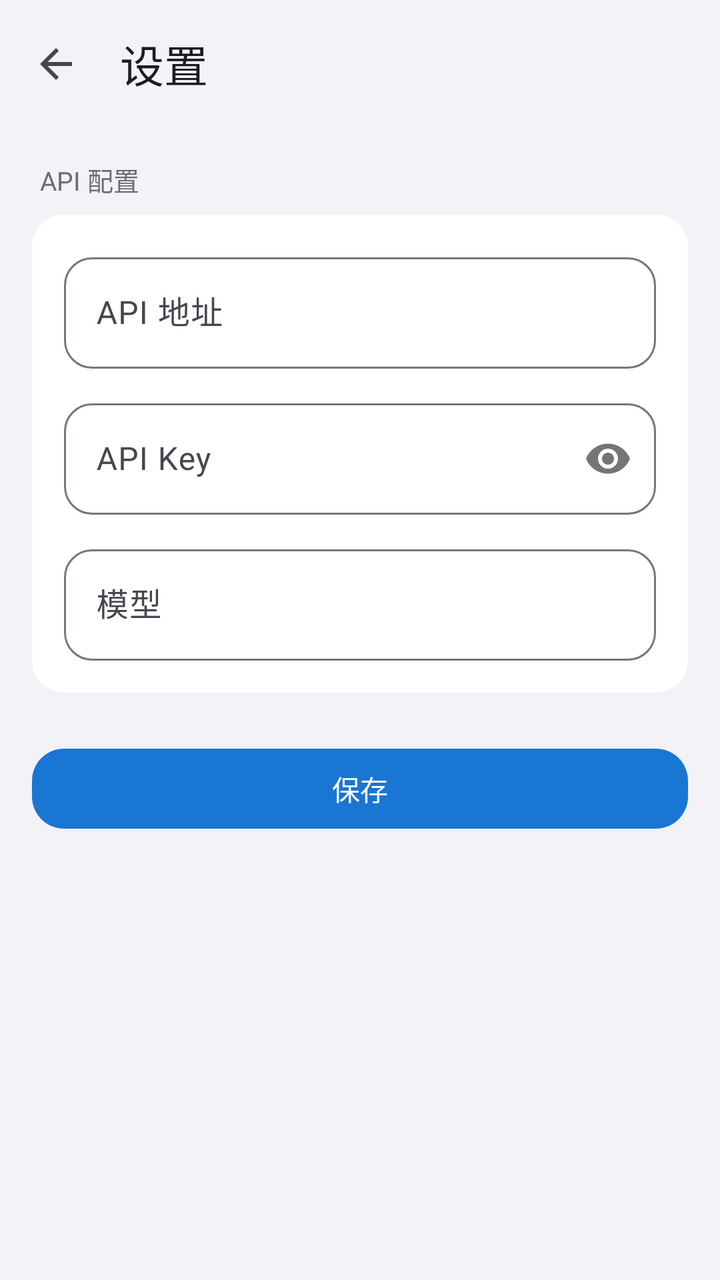
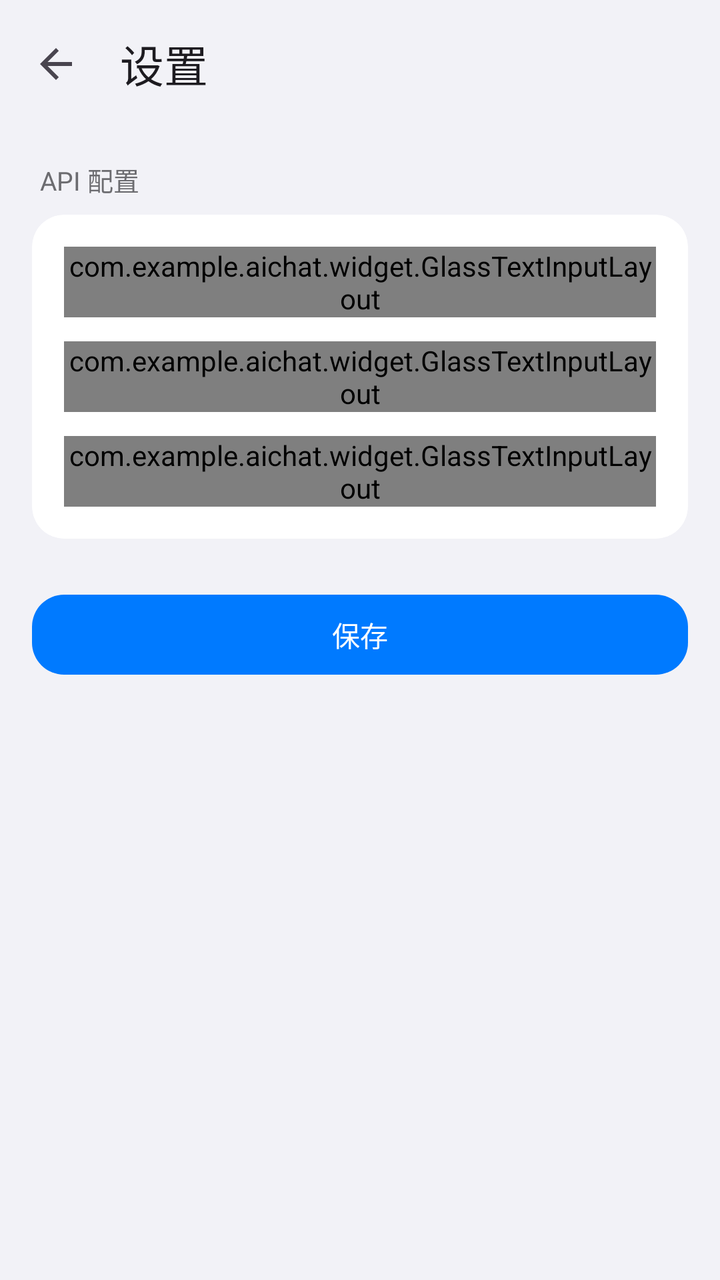

The first picture is an Android layout as it rendered before a commit; the second is the same layout after the commit. The layout source and the unified diff follow.
<!-- AndroidManifest.xml: activity theme Theme.AIChat -->
<!-- res/layout/activity_config.xml -->
<?xml version="1.0" encoding="utf-8"?>
<LinearLayout xmlns:android="http://schemas.android.com/apk/res/android"
    xmlns:app="http://schemas.android.com/apk/res-auto"
    android:layout_width="match_parent"
    android:layout_height="match_parent"
    android:orientation="vertical"
    android:background="@color/ios_grouped_bg">

    <com.google.android.material.appbar.MaterialToolbar
        android:id="@+id/toolbar"
        android:layout_width="match_parent"
        android:layout_height="?attr/actionBarSize"
        android:background="@color/ios_grouped_bg"
        app:elevation="0dp"
        app:title="@string/settings"
        app:navigationIcon="?attr/homeAsUpIndicator" />

    <ScrollView
        android:layout_width="match_parent"
        android:layout_height="match_parent">

        <LinearLayout
            android:layout_width="match_parent"
            android:layout_height="wrap_content"
            android:orientation="vertical"
            android:paddingBottom="32dp">

            <TextView
                android:layout_width="match_parent"
                android:layout_height="wrap_content"
                android:text="API 配置"
                android:textSize="13sp"
                android:textColor="@color/ios_section_label"
                android:paddingStart="20dp"
                android:paddingEnd="20dp"
                android:paddingTop="16dp"
                android:paddingBottom="8dp" />

            <com.google.android.material.card.MaterialCardView
                android:layout_width="match_parent"
                android:layout_height="wrap_content"
                android:layout_marginStart="16dp"
                android:layout_marginEnd="16dp"
                app:cardElevation="0dp"
                app:cardBackgroundColor="@color/ios_cell_bg"
                app:cardCornerRadius="16dp"
                app:strokeWidth="0dp">

                <LinearLayout
                    android:layout_width="match_parent"
                    android:layout_height="wrap_content"
                    android:orientation="vertical"
                    android:padding="16dp">

                    <com.google.android.material.textfield.TextInputLayout
                        android:layout_width="match_parent"
                        android:layout_height="wrap_content"
                        android:hint="@string/api_url"
                        style="@style/Widget.AIChat.TextInputLayout">
                        <com.google.android.material.textfield.TextInputEditText
                            android:id="@+id/editApiUrl"
                            android:layout_width="match_parent"
                            android:layout_height="wrap_content"
                            android:inputType="textUri" />
                    </com.google.android.material.textfield.TextInputLayout>

                    <com.google.android.material.textfield.TextInputLayout
                        android:layout_width="match_parent"
                        android:layout_height="wrap_content"
                        android:layout_marginTop="12dp"
                        android:hint="@string/api_key"
                        style="@style/Widget.AIChat.TextInputLayout"
                        app:passwordToggleEnabled="true">
                        <com.google.android.material.textfield.TextInputEditText
                            android:id="@+id/editApiKey"
                            android:layout_width="match_parent"
                            android:layout_height="wrap_content"
                            android:inputType="textPassword" />
                    </com.google.android.material.textfield.TextInputLayout>

                    <com.google.android.material.textfield.TextInputLayout
                        android:layout_width="match_parent"
                        android:layout_height="wrap_content"
                        android:layout_marginTop="12dp"
                        android:hint="@string/model"
                        style="@style/Widget.AIChat.TextInputLayout">
                        <com.google.android.material.textfield.TextInputEditText
                            android:id="@+id/editModel"
                            android:layout_width="match_parent"
                            android:layout_height="wrap_content"
                            android:inputType="text" />
                    </com.google.android.material.textfield.TextInputLayout>

                </LinearLayout>
            </com.google.android.material.card.MaterialCardView>

            <com.google.android.material.button.MaterialButton
                android:id="@+id/btnSave"
                android:layout_width="match_parent"
                android:layout_height="wrap_content"
                android:layout_marginStart="16dp"
                android:layout_marginEnd="16dp"
                android:layout_marginTop="24dp"
                app:cornerRadius="16dp"
                android:text="@string/save" />

        </LinearLayout>
    </ScrollView>
</LinearLayout>
<!-- resources referenced by this layout -->
<resources>
  <style name="Theme.AIChat" parent="Theme.Material3.DayNight.NoActionBar">
          <item name="colorPrimary">@color/primary</item>
          <item name="colorPrimaryContainer">?attr/colorPrimaryLight</item>
          <item name="colorOnPrimary">@color/on_primary</item>
          <item name="colorSurface">@color/surface</item>
          <item name="colorPrimarySubtle">@color/primary_blue_subtle</item>
          <item name="colorPrimaryLight">@color/primary_blue_light</item>
          <item name="colorPrimaryDeep">@color/primary_blue_deep</item>
          <item name="materialAlertDialogTheme">@style/ThemeOverlay.AIChat.MaterialAlertDialog</item>
          <item name="alertDialogTheme">@style/ThemeOverlay.AIChat.MaterialAlertDialog</item>
          
          <item name="materialSwitchStyle">@style/Widget.AIChat.Switch</item>
          <item name="radioButtonStyle">@style/Widget.AIChat.RadioButton</item>
      </style>
  <color name="primary">#1976D2</color>
  <color name="primary_blue_subtle">#F5FAFF</color>
  <color name="primary_blue_light">#E3F2FD</color>
  <color name="primary_blue_deep">#0D47A1</color>
  <!-- drawable bg_material_alert_dialog (drawable) -->
  <?xml version="1.0" encoding="utf-8"?>
  <layer-list xmlns:android="http://schemas.android.com/apk/res/android">
      
      <item>
          <shape android:shape="rectangle">
              <solid android:color="@color/glass_surface" />
              <corners android:radius="28dp" />
          </shape>
      </item>
      
      <item android:bottom="@dimen/dialog_glass_highlight_fade">
          <shape android:shape="rectangle">
              <gradient
                  android:startColor="@color/glass_highlight_top"
                  android:endColor="@android:color/transparent"
                  android:angle="270" />
              <corners android:topLeftRadius="28dp" android:topRightRadius="28dp" />
          </shape>
      </item>
      
      <item android:top="@dimen/dialog_glass_shadow_fade">
          <shape android:shape="rectangle">
              <gradient
                  android:startColor="@android:color/transparent"
                  android:endColor="@color/glass_shadow_bottom"
                  android:angle="270" />
              <corners android:bottomLeftRadius="28dp" android:bottomRightRadius="28dp" />
          </shape>
      </item>
      
      <item>
          <shape android:shape="rectangle">
              <solid android:color="@android:color/transparent" />
              <stroke android:width="0.5dp" android:color="@color/glass_stroke" />
              <corners android:radius="28dp" />
          </shape>
      </item>
  </layer-list>
  <color name="glass_surface">#CCF2F2F7</color>
  <!-- unchanged entries left out for length: 21 -->
</resources>

<!-- the commit's change to res/layout/activity_config.xml (unified diff, before → after) -->
@@ -52,7 +52,7 @@
                     android:orientation="vertical"
                     android:padding="16dp">
 
-                    <com.google.android.material.textfield.TextInputLayout
+                    <com.example.aichat.widget.GlassTextInputLayout
                         android:layout_width="match_parent"
                         android:layout_height="wrap_content"
                         android:hint="@string/api_url"
@@ -62,9 +62,9 @@
                             android:layout_width="match_parent"
                             android:layout_height="wrap_content"
                             android:inputType="textUri" />
-                    </com.google.android.material.textfield.TextInputLayout>
+                    </com.example.aichat.widget.GlassTextInputLayout>
 
-                    <com.google.android.material.textfield.TextInputLayout
+                    <com.example.aichat.widget.GlassTextInputLayout
                         android:layout_width="match_parent"
                         android:layout_height="wrap_content"
                         android:layout_marginTop="12dp"
@@ -76,9 +76,9 @@
                             android:layout_width="match_parent"
                             android:layout_height="wrap_content"
                             android:inputType="textPassword" />
-                    </com.google.android.material.textfield.TextInputLayout>
+                    </com.example.aichat.widget.GlassTextInputLayout>
 
-                    <com.google.android.material.textfield.TextInputLayout
+                    <com.example.aichat.widget.GlassTextInputLayout
                         android:layout_width="match_parent"
                         android:layout_height="wrap_content"
                         android:layout_marginTop="12dp"
@@ -89,7 +89,7 @@
                             android:layout_width="match_parent"
                             android:layout_height="wrap_content"
                             android:inputType="text" />
-                    </com.google.android.material.textfield.TextInputLayout>
+                    </com.example.aichat.widget.GlassTextInputLayout>
 
                 </LinearLayout>
             </com.google.android.material.card.MaterialCardView>
<!-- resource entries referenced after the edit -->
@@ -8,26 +8,45 @@
           <item name="colorPrimarySubtle">@color/primary_blue_subtle</item>
           <item name="colorPrimaryLight">@color/primary_blue_light</item>
           <item name="colorPrimaryDeep">@color/primary_blue_deep</item>
+          
+          <item name="colorSecondaryContainer">@color/ios_cell_bg</item>
+          <item name="colorOnSecondaryContainer">?attr/colorPrimary</item>
           <item name="materialAlertDialogTheme">@style/ThemeOverlay.AIChat.MaterialAlertDialog</item>
           <item name="alertDialogTheme">@style/ThemeOverlay.AIChat.MaterialAlertDialog</item>
           
           <item name="materialSwitchStyle">@style/Widget.AIChat.Switch</item>
           <item name="radioButtonStyle">@style/Widget.AIChat.RadioButton</item>
+          
+          <item name="textInputStyle">@style/Widget.AIChat.GlassInput</item>
       </style>
-  <color name="primary">#1976D2</color>
-  <color name="primary_blue_subtle">#F5FAFF</color>
-  <color name="primary_blue_light">#E3F2FD</color>
-  <color name="primary_blue_deep">#0D47A1</color>
+  <color name="primary">#007AFF</color>
+  <color name="primary_blue_subtle">#F2F8FF</color>
+  <color name="primary_blue_light">#D6EBFF</color>
+  <color name="primary_blue_deep">#0040A0</color>
+  <style name="Widget.AIChat.GlassInput" parent="Widget.AIChat.TextInputLayout">
+          <item name="boxBackgroundMode">outline</item>
+          <item name="boxBackgroundColor">@color/glass_input_fill</item>
+          <item name="boxStrokeColor">@color/glass_input_stroke</item>
+          <item name="hintTextColor">@color/glass_input_hint</item>
+          <item name="android:textColorHint">@color/glass_input_hint_idle</item>
+          <item name="boxStrokeWidth">1dp</item>
+          <item name="boxStrokeWidthFocused">1.5dp</item>
+          <item name="boxCollapsedPaddingTop">8dp</item>
+          <item name="errorIconDrawable">@null</item>
+          
+          <item name="materialThemeOverlay">@style/ThemeOverlay.AIChat.TextInputEditText</item>
+      </style>
   <!-- drawable bg_material_alert_dialog (drawable) -->
   <?xml version="1.0" encoding="utf-8"?>
   <layer-list xmlns:android="http://schemas.android.com/apk/res/android">
       
       <item>
           <shape android:shape="rectangle">
-              <solid android:color="@color/glass_surface" />
+              <solid android:color="@color/dialog_surface_bg" />
               <corners android:radius="28dp" />
           </shape>
       </item>
+  
       
       <item android:bottom="@dimen/dialog_glass_highlight_fade">
           <shape android:shape="rectangle">
@@ -38,6 +57,7 @@
               <corners android:topLeftRadius="28dp" android:topRightRadius="28dp" />
           </shape>
       </item>
+  
       
       <item android:top="@dimen/dialog_glass_shadow_fade">
           <shape android:shape="rectangle">
@@ -48,6 +68,7 @@
               <corners android:bottomLeftRadius="28dp" android:bottomRightRadius="28dp" />
           </shape>
       </item>
+  
       
       <item>
           <shape android:shape="rectangle">
@@ -57,7 +78,15 @@
           </shape>
       </item>
   </layer-list>
-  <color name="glass_surface">#CCF2F2F7</color>
+  <color name="glass_input_fill">#F2FFFFFF</color>
+  <color name="glass_input_hint_idle">#80000000</color>
+  <style name="ThemeOverlay.AIChat.TextInputEditText" parent="">
+          <item name="editTextStyle">@style/Widget.AIChat.TextInputEditText</item>
+      </style>
+  <style name="Widget.AIChat.TextInputEditText" parent="Widget.Material3.TextInputEditText.OutlinedBox">
+          <item name="android:paddingTop">12dp</item>
+          <item name="android:paddingBottom">12dp</item>
+      </style>
   <!-- unchanged entries left out for length: 21 -->
 </resources>
 
